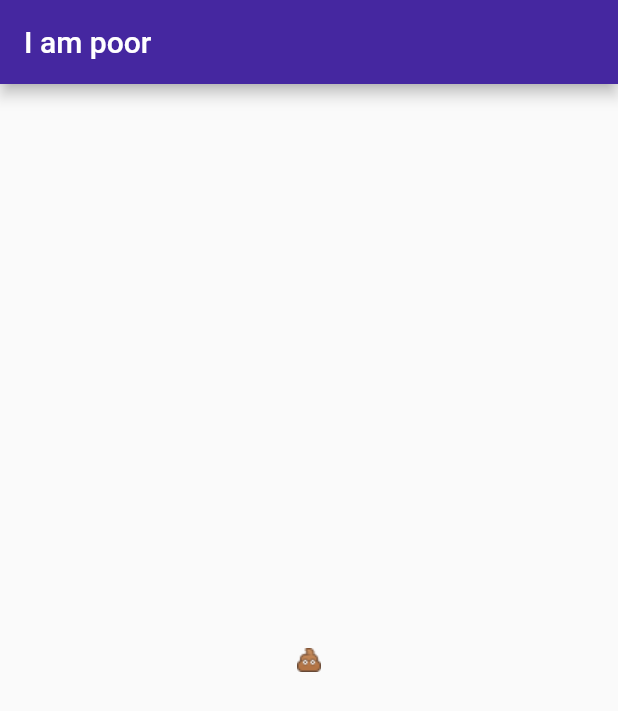
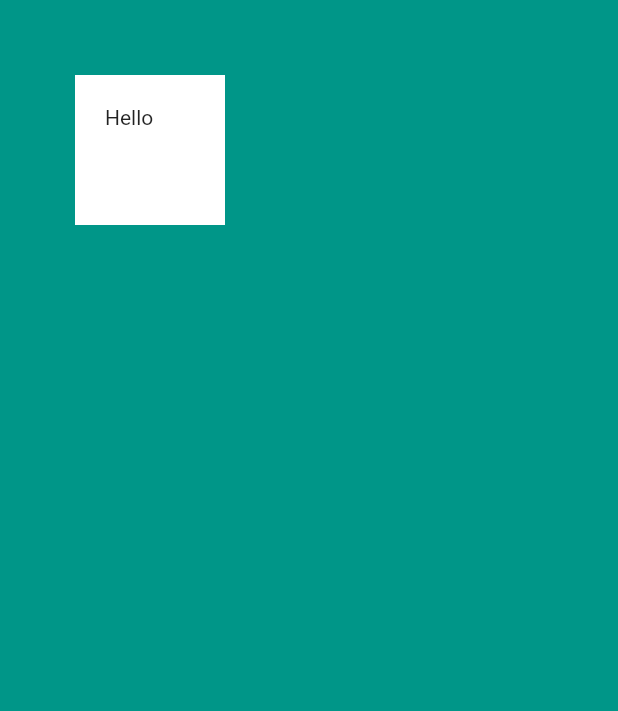
Before and after one commit to mntm/flutter-course, a Flutter app: the screen it shows after launch, on a phone screen of 412 x 824 dp. Shown: the top 711 px of the screen. Run offline on Flutter 3.47's test engine with Material 2 defaults, Android fonts, the phone set to English and light mode, and no system bars.

Commit message:
Container w/ a text

```diff
--- a/lib/main.dart
+++ b/lib/main.dart
@@ -15,14 +15,17 @@ class MyApp extends StatelessWidget {
       // and other material widget (FAB) in our application.
       // It is the equivalent of CoordinatorLayout on android.
       home: Scaffold(
-        appBar: AppBar(
-          title: Text('I am poor'),
-          backgroundColor: Colors.deepPurple[800],
-        ),
-        body: Center(
-          child: Image(
-            // This feeds the widget with an image bundled with the app
-            image: AssetImage('images/fb_poop_icon.png'),
+        backgroundColor: Colors.teal,
+        body: SafeArea(
+          child: Container(
+            width: 100.0,
+            height: 100.0,
+            margin: EdgeInsets.all(50),
+            padding: EdgeInsets.only(left: 20, top: 20),
+            color: Colors.white,
+            child: Text(
+              'Hello',
+            ),
           ),
         ),
       ),
```
